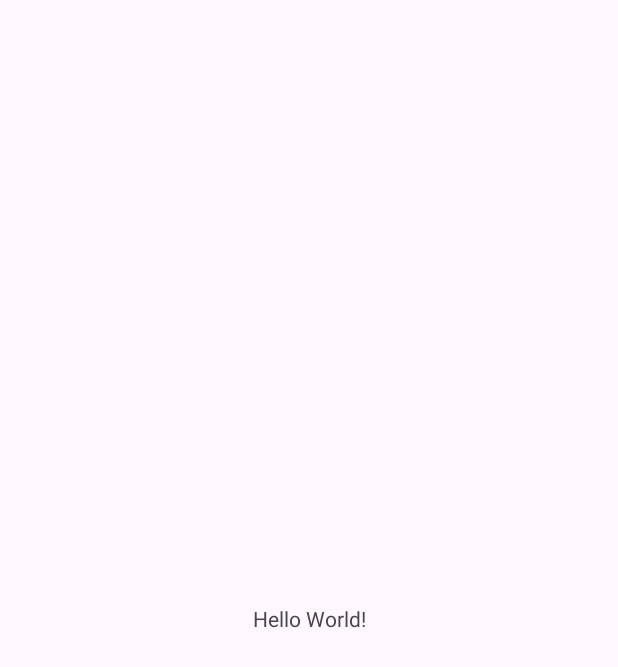
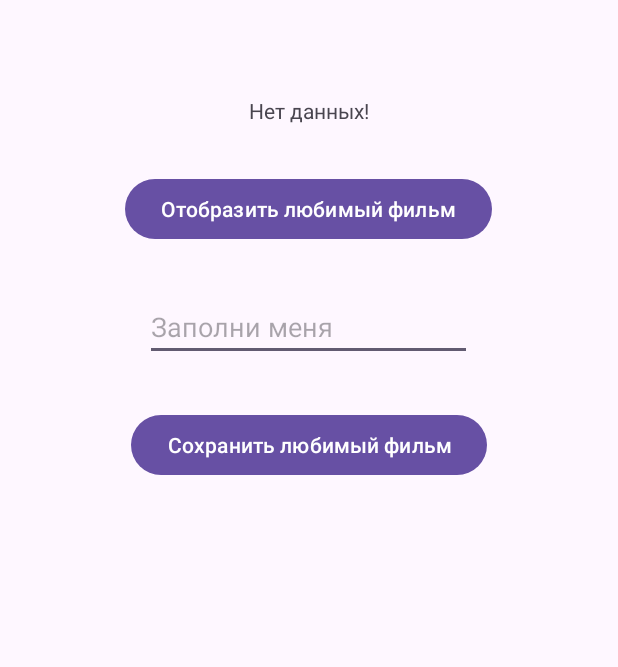
Before and after one commit to MarcusTheFox/Mobile-Development-2, an Android app: the screen it shows after launch (MainActivity), on a phone screen of 412 x 824 dp. Before the commit the part shown is almost empty. Shown: the top 667 px of the screen. Run offline under Robolectric (Android 15) with nearby library versions, the phone set to English and light mode, and no system bars.

Commit message:
1: Lesson9 complete

```diff
--- a/Lesson9/movieproject/src/main/AndroidManifest.xml
+++ b/Lesson9/movieproject/src/main/AndroidManifest.xml
@@ -9,7 +9,7 @@
         android:supportsRtl="true"
         android:theme="@style/Theme.Lesson9">
         <activity
-            android:name=".MainActivity"
+            android:name=".presentation.MainActivity"
             android:exported="true">
             <intent-filter>
                 <action android:name="android.intent.action.MAIN" />
--- a/Lesson9/movieproject/src/main/java/ru/mirea/bublikov/movieproject/MainActivity.java
+++ /dev/null
@@ -1,24 +0,0 @@
-package ru.mirea.bublikov.movieproject;
-
-import android.os.Bundle;
-
-import androidx.activity.EdgeToEdge;
-import androidx.appcompat.app.AppCompatActivity;
-import androidx.core.graphics.Insets;
-import androidx.core.view.ViewCompat;
-import androidx.core.view.WindowInsetsCompat;
-
-public class MainActivity extends AppCompatActivity {
-
-    @Override
-    protected void onCreate(Bundle savedInstanceState) {
-        super.onCreate(savedInstanceState);
-        EdgeToEdge.enable(this);
-        setContentView(R.layout.activity_main);
-        ViewCompat.setOnApplyWindowInsetsListener(findViewById(R.id.main), (v, insets) -> {
-            Insets systemBars = insets.getInsets(WindowInsetsCompat.Type.systemBars());
-            v.setPadding(systemBars.left, systemBars.top, systemBars.right, systemBars.bottom);
-            return insets;
-        });
-    }
-}
--- /dev/null
+++ b/Lesson9/movieproject/src/main/java/ru/mirea/bublikov/movieproject/data/repository/MovieRepositoryImpl.java
@@ -0,0 +1,33 @@
+package ru.mirea.bublikov.movieproject.data.repository;
+
+import android.content.Context;
+import android.content.SharedPreferences;
+
+import ru.mirea.bublikov.movieproject.domain.models.Movie;
+import ru.mirea.bublikov.movieproject.domain.repository.MovieRepository;
+
+public class MovieRepositoryImpl implements MovieRepository {
+    private static final String PREFERENCES_NAME = "movie_prefs";
+    private static final String KEY_MOVIE_NAME = "movie_name";
+    private static final String DEFAULT_MOVIE_NAME = "Фильм не сохранен";
+
+    private final SharedPreferences sharedPreferences;
+
+    public MovieRepositoryImpl(Context context) {
+        this.sharedPreferences = context.getSharedPreferences(PREFERENCES_NAME, Context.MODE_PRIVATE);
+    }
+
+    @Override
+    public boolean saveMovie(Movie movie) {
+        SharedPreferences.Editor editor = sharedPreferences.edit();
+        editor.putString(KEY_MOVIE_NAME, movie.getName());
+        editor.apply();
+        return true;
+    }
+
+    @Override
+    public Movie getMovie() {
+        String movieName = sharedPreferences.getString(KEY_MOVIE_NAME, DEFAULT_MOVIE_NAME);
+        return new Movie(1, movieName);
+    }
+}
--- /dev/null
+++ b/Lesson9/movieproject/src/main/java/ru/mirea/bublikov/movieproject/domain/repository/MovieRepository.java
@@ -0,0 +1,8 @@
+package ru.mirea.bublikov.movieproject.domain.repository;
+
+import ru.mirea.bublikov.movieproject.domain.models.Movie;
+
+public interface MovieRepository {
+    boolean saveMovie(Movie movie);
+    Movie getMovie();
+}
--- /dev/null
+++ b/Lesson9/movieproject/src/main/java/ru/mirea/bublikov/movieproject/domain/usecases/GetFavoriteFilmUseCase.java
@@ -0,0 +1,16 @@
+package ru.mirea.bublikov.movieproject.domain.usecases;
+
+import ru.mirea.bublikov.movieproject.domain.models.Movie;
+import ru.mirea.bublikov.movieproject.domain.repository.MovieRepository;
+
+public class GetFavoriteFilmUseCase {
+    private final MovieRepository movieRepository;
+
+    public GetFavoriteFilmUseCase(MovieRepository movieRepository) {
+        this.movieRepository = movieRepository;
+    }
+
+    public Movie execute() {
+        return movieRepository.getMovie();
+    }
+}
--- /dev/null
+++ b/Lesson9/movieproject/src/main/java/ru/mirea/bublikov/movieproject/domain/usecases/SaveMovieToFavoriteUseCase.java
@@ -0,0 +1,16 @@
+package ru.mirea.bublikov.movieproject.domain.usecases;
+
+import ru.mirea.bublikov.movieproject.domain.models.Movie;
+import ru.mirea.bublikov.movieproject.domain.repository.MovieRepository;
+
+public class SaveMovieToFavoriteUseCase {
+    private final MovieRepository movieRepository;
+
+    public SaveMovieToFavoriteUseCase(MovieRepository movieRepository) {
+        this.movieRepository = movieRepository;
+    }
+
+    public boolean execute(Movie movie) {
+        return movieRepository.saveMovie(movie);
+    }
+}
--- /dev/null
+++ b/Lesson9/movieproject/src/main/java/ru/mirea/bublikov/movieproject/presentation/MainActivity.java
@@ -0,0 +1,56 @@
+package ru.mirea.bublikov.movieproject.presentation;
+
+import android.os.Bundle;
+import android.view.View;
+import android.widget.Button;
+import android.widget.EditText;
+import android.widget.TextView;
+
+import androidx.activity.EdgeToEdge;
+import androidx.appcompat.app.AppCompatActivity;
+import androidx.core.graphics.Insets;
+import androidx.core.view.ViewCompat;
+import androidx.core.view.WindowInsetsCompat;
+
+import ru.mirea.bublikov.movieproject.R;
+import ru.mirea.bublikov.movieproject.data.repository.MovieRepositoryImpl;
+import ru.mirea.bublikov.movieproject.domain.models.Movie;
+import ru.mirea.bublikov.movieproject.domain.repository.MovieRepository;
+import ru.mirea.bublikov.movieproject.domain.usecases.GetFavoriteFilmUseCase;
+import ru.mirea.bublikov.movieproject.domain.usecases.SaveMovieToFavoriteUseCase;
+
+public class MainActivity extends AppCompatActivity {
+
+    @Override
+    protected void onCreate(Bundle savedInstanceState) {
+        super.onCreate(savedInstanceState);
+        setContentView(R.layout.activity_main);
+
+        MovieRepository movieRepository = new MovieRepositoryImpl(this);
+        GetFavoriteFilmUseCase getFavoriteFilmUseCase = new GetFavoriteFilmUseCase(movieRepository);
+        SaveMovieToFavoriteUseCase saveMovieToFavoriteUseCase = new SaveMovieToFavoriteUseCase(movieRepository);
+
+        TextView textViewMovie = findViewById(R.id.textViewMovie);
+        EditText editTextMovie = findViewById(R.id.editTextMovie);
+        Button buttonSaveMovie = findViewById(R.id.buttonSaveMovie);
+        Button buttonGetMovie = findViewById(R.id.buttonGetMovie);
+
+        buttonSaveMovie.setOnClickListener(new View.OnClickListener() {
+            @Override
+            public void onClick(View view) {
+                String text = editTextMovie.getText().toString();
+                Movie movie = new Movie(2, text);
+                boolean result = saveMovieToFavoriteUseCase.execute(movie);
+                textViewMovie.setText(String.format("Save result %s", result));
+            }
+        });
+
+        buttonGetMovie.setOnClickListener(new View.OnClickListener() {
+            @Override
+            public void onClick(View view) {
+                Movie movie = getFavoriteFilmUseCase.execute();
+                textViewMovie.setText(String.format("Movie name: %s", movie.getName()));
+            }
+        });
+    }
+}
--- a/Lesson9/movieproject/src/main/res/layout/activity_main.xml
+++ b/Lesson9/movieproject/src/main/res/layout/activity_main.xml
@@ -1,19 +1,42 @@
 <?xml version="1.0" encoding="utf-8"?>
-<androidx.constraintlayout.widget.ConstraintLayout xmlns:android="http://schemas.android.com/apk/res/android"
+<LinearLayout xmlns:android="http://schemas.android.com/apk/res/android"
     xmlns:app="http://schemas.android.com/apk/res-auto"
     xmlns:tools="http://schemas.android.com/tools"
     android:id="@+id/main"
     android:layout_width="match_parent"
     android:layout_height="match_parent"
-    tools:context=".MainActivity">
+    android:orientation="vertical"
+    android:padding="32dp"
+    app:flow_verticalGap="32dp"
+    android:gravity="center_horizontal"
+    tools:context=".presentation.MainActivity">
 
     <TextView
+        android:id="@+id/textViewMovie"
         android:layout_width="wrap_content"
         android:layout_height="wrap_content"
-        android:text="Hello World!"
-        app:layout_constraintBottom_toBottomOf="parent"
-        app:layout_constraintEnd_toEndOf="parent"
-        app:layout_constraintStart_toStartOf="parent"
-        app:layout_constraintTop_toTopOf="parent" />
+        android:layout_marginTop="32dp"
+        android:text="Нет данных!" />
 
-</androidx.constraintlayout.widget.ConstraintLayout>
+    <Button
+        android:id="@+id/buttonGetMovie"
+        android:layout_width="wrap_content"
+        android:layout_height="wrap_content"
+        android:layout_marginTop="32dp"
+        android:text="Отобразить любимый фильм" />
+
+    <EditText
+        android:id="@+id/editTextMovie"
+        android:layout_width="218dp"
+        android:layout_height="wrap_content"
+        android:layout_marginTop="32dp"
+        android:hint="Заполни меня" />
+
+    <Button
+        android:id="@+id/buttonSaveMovie"
+        android:layout_width="wrap_content"
+        android:layout_height="wrap_content"
+        android:layout_marginTop="32dp"
+        android:text="Сохранить любимый фильм" />
+
+</LinearLayout>
```
Also changed, not shown: Lesson9/movieproject/src/main/java/ru/mirea/bublikov/movieproject/domain/models/Movie.java (added, +15 -0 lines).
